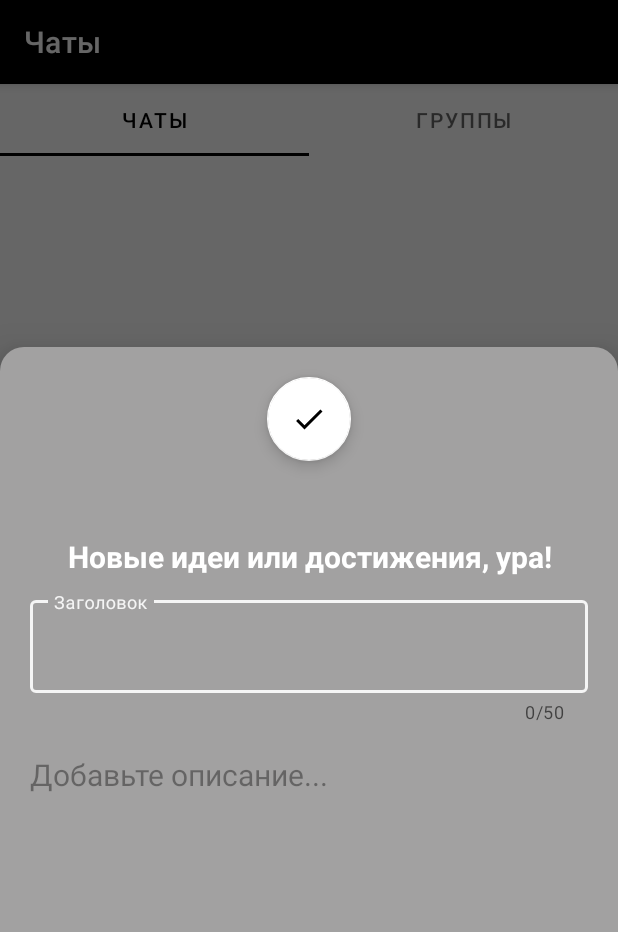
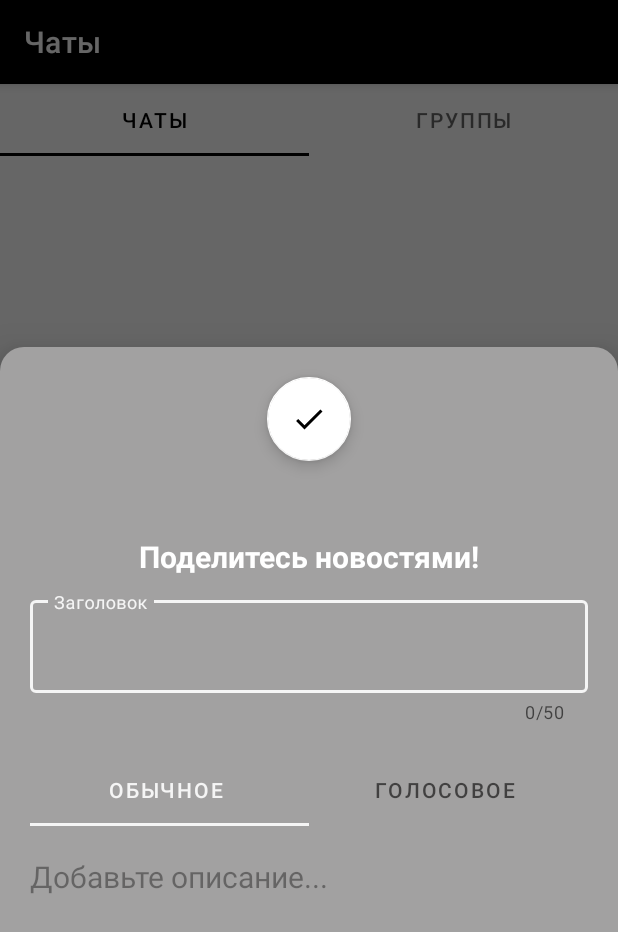
Before and after one commit to meindokuse/Messeger, an Android app: the fragment FragmentForEditEvents placed in its activity, on a phone screen of 412 x 824 dp. Shown: the top 932 px of the screen. Run offline under Robolectric (Android 15) with nearby library versions, the phone set to English and light mode, and no system bars; our stand-ins replace navigation-ui; pictures from the network do not load.

Commit message:
Tab layout для выбора event

```diff
--- /dev/null
+++ b/app/src/main/java/com/example/myapplication/DescriptionTextFragment.kt
@@ -0,0 +1,29 @@
+package com.example.myapplication
+
+import android.os.Bundle
+import androidx.fragment.app.Fragment
+import android.view.LayoutInflater
+import android.view.View
+import android.view.ViewGroup
+import com.example.myapplication.databinding.FragmentDescriptionTextBinding
+
+class DescriptionTextFragment : Fragment() {
+    private lateinit var binding:FragmentDescriptionTextBinding
+
+    override fun onCreateView(
+        inflater: LayoutInflater, container: ViewGroup?,
+        savedInstanceState: Bundle?
+    ): View {
+        // Inflate the layout for this fragment
+        binding = FragmentDescriptionTextBinding.inflate(inflater)
+        return binding.root
+    }
+
+    fun getData():String?{
+        if (binding.DescriptionForEvent.text.isNullOrEmpty()) return null
+       return binding.DescriptionForEvent.text.toString()
+    }
+    fun error(){
+        binding.DescriptionForEvent.error = "Заполните поле"
+    }
+}
--- a/app/src/main/java/com/example/myapplication/reposetory/LocalReposetory.kt
+++ b/app/src/main/java/com/example/myapplication/reposetory/LocalReposetory.kt
@@ -44,6 +44,9 @@ class LocalReposetory(context: Context):SQLiteOpenHelper(context,
         private const val KEY_SENDER = "name"
         private const val KEY_LAST_MES = "message"
         private const val KEY_TIME = "time"
+
+        private const val TABLE_POSTS_SOUND = "sound_posts"
+
     }
 
 
--- /dev/null
+++ b/app/src/main/res/drawable/baseline_settings_backup_restore_24.xml
@@ -0,0 +1,5 @@
+<vector android:height="24dp" android:tint="#000000"
+    android:viewportHeight="24" android:viewportWidth="24"
+    android:width="24dp" xmlns:android="http://schemas.android.com/apk/res/android">
+    <path android:fillColor="@android:color/white" android:pathData="M14,12c0,-1.1 -0.9,-2 -2,-2s-2,0.9 -2,2 0.9,2 2,2 2,-0.9 2,-2zM12,3c-4.97,0 -9,4.03 -9,9L0,12l4,4 4,-4L5,12c0,-3.87 3.13,-7 7,-7s7,3.13 7,7 -3.13,7 -7,7c-1.51,0 -2.91,-0.49 -4.06,-1.3l-1.42,1.44C8.04,20.3 9.94,21 12,21c4.97,0 9,-4.03 9,-9s-4.03,-9 -9,-9z"/>
+</vector>
--- /dev/null
+++ b/app/src/main/res/layout/fragment_description_text.xml
@@ -0,0 +1,22 @@
+<?xml version="1.0" encoding="utf-8"?>
+<FrameLayout xmlns:android="http://schemas.android.com/apk/res/android"
+    xmlns:tools="http://schemas.android.com/tools"
+    android:layout_width="match_parent"
+    android:layout_height="match_parent"
+    tools:context=".DescriptionTextFragment">
+
+    <EditText
+        android:id="@+id/DescriptionForEvent"
+        android:layout_width="match_parent"
+        android:layout_height="400dp"
+        android:layout_margin="10dp"
+        android:background="@android:color/transparent"
+        android:ems="10"
+        android:gravity="start|top"
+        android:hint="Добавьте описание..."
+        android:inputType="textMultiLine"
+        android:textColor="@color/white"
+        android:textColorHint="#60000000"
+        android:textSize="20sp" />
+
+</FrameLayout>
--- a/app/src/main/res/layout/fragment_for_edit_events.xml
+++ b/app/src/main/res/layout/fragment_for_edit_events.xml
@@ -3,7 +3,7 @@
     xmlns:app="http://schemas.android.com/apk/res-auto"
     xmlns:tools="http://schemas.android.com/tools"
     android:layout_width="match_parent"
-    android:layout_height="match_parent"
+    android:layout_height="400dp"
     tools:context=".profile.FragmentForEditEvents">
 
     <LinearLayout
@@ -34,12 +34,12 @@
             android:textStyle="bold" />
 
         <com.google.android.material.textfield.TextInputLayout
-            app:counterEnabled="true"
-            app:counterMaxLength="50"
+            style="@style/Widget.MaterialComponents.TextInputLayout.OutlinedBox"
             android:layout_width="match_parent"
             android:layout_height="wrap_content"
             android:layout_margin="10dp"
-            style="@style/Widget.MaterialComponents.TextInputLayout.OutlinedBox">
+            app:counterEnabled="true"
+            app:counterMaxLength="50">
 
 
             <com.google.android.material.textfield.TextInputEditText
@@ -52,19 +52,30 @@
                 android:textSize="20sp" />
         </com.google.android.material.textfield.TextInputLayout>
 
-        <EditText
-            android:id="@+id/DescriptionForEvent"
+        <com.google.android.material.tabs.TabLayout
+            android:id="@+id/tabLayout"
             android:layout_width="match_parent"
-            android:layout_height="400dp"
+            android:layout_height="wrap_content"
             android:layout_margin="10dp"
-            android:background="@android:color/transparent"
-            android:ems="10"
-            android:gravity="start|top"
-            android:hint="Добавьте описание..."
-            android:inputType="textMultiLine"
-            android:textColor="@color/white"
-            android:textSize="20sp"
-            android:textColorHint="#60000000" />
+            android:background="#A2A1A1">
+
+            <com.google.android.material.tabs.TabItem
+                android:layout_width="wrap_content"
+                android:layout_height="wrap_content"
+                android:text="обычное " />
+
+            <com.google.android.material.tabs.TabItem
+                android:layout_width="wrap_content"
+                android:layout_height="wrap_content"
+                android:text="Голосовое " />
+
+        </com.google.android.material.tabs.TabLayout>
+
+
+        <FrameLayout
+            android:id="@+id/descriptionContainer"
+            android:layout_width="match_parent"
+            android:layout_height="400dp" />
 
     </LinearLayout>
 
--- a/app/src/main/res/values/strings.xml
+++ b/app/src/main/res/values/strings.xml
@@ -2,7 +2,7 @@
     <string name="app_name">My Application</string>
     <!-- TODO: Remove or change this placeholder text -->
     <string name="hello_blank_fragment">Hello blank fragment</string>
-    <string name="text_for_edit_events">Новые идеи или достижения, ура!</string>
+    <string name="text_for_edit_events">Поделитесь новостями!</string>
     <string name="empty_list">СПИСОК ПУСТ :(</string>
     <string-array name="varinats_for_events">
         <item>Спортивное мероприятие</item>
```
Also changed, not shown: app/src/main/java/com/example/myapplication/DescriptionVoiceFragment.kt (added, +37 -0 lines), app/src/main/java/com/example/myapplication/UniversalAdapter.kt (+4 -9 lines), app/src/main/java/com/example/myapplication/profile/FragmentForEditEvents.kt (+64 -35 lines), app/src/main/java/com/example/myapplication/viewmodel/MyViewModel.kt (+83 -26 lines), app/src/main/res/layout/fragment_description_voice.xml (added, +63 -0 lines).
